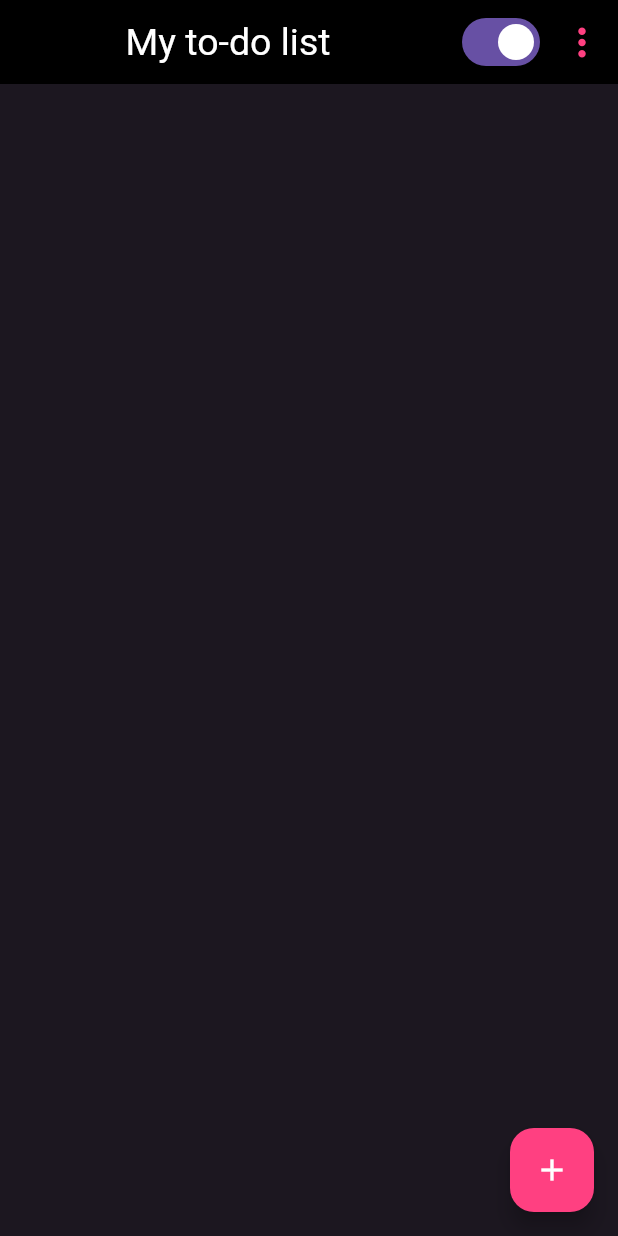
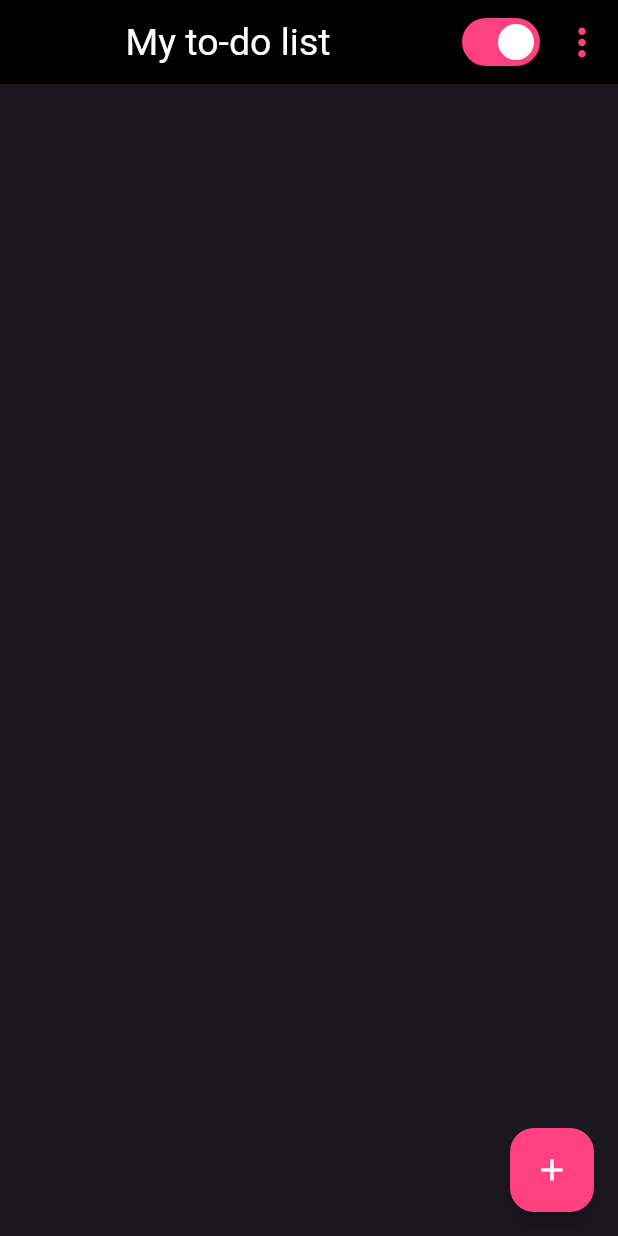
Before and after one commit to gu-tig333-ht23/gushagmib, a Flutter app: the screen it shows after launch, on a phone screen of 412 x 824 dp. Run offline on Flutter 3.47's test engine with Material 2 defaults, Android fonts, the phone set to English and light mode, and no system bars; our stand-ins replace google_fonts.

Commit message:
Styling of switch button

```diff
--- a/lib/themes/black_theme.dart
+++ b/lib/themes/black_theme.dart
@@ -40,6 +40,8 @@ ThemeData blackTheme() {
         fontFamily: font,
       ),
     ),
+    switchTheme: SwitchThemeData(
+        trackColor: MaterialStateProperty.all<Color>(buttonBackGroundColor)),
     listTileTheme: ListTileThemeData(
       tileColor: listTileColor,
       titleTextStyle: TextStyle(
```
